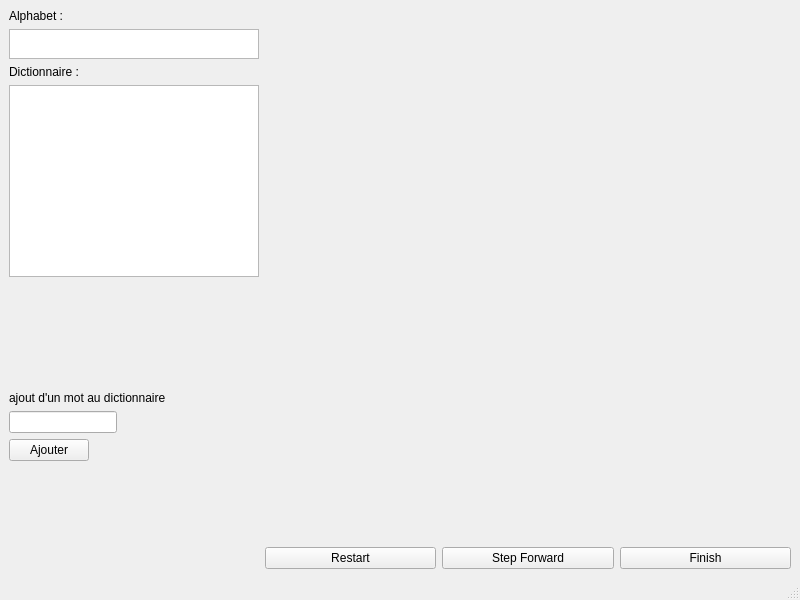
Old version of the form view.ui in the repository Chavau/zero_reversible.
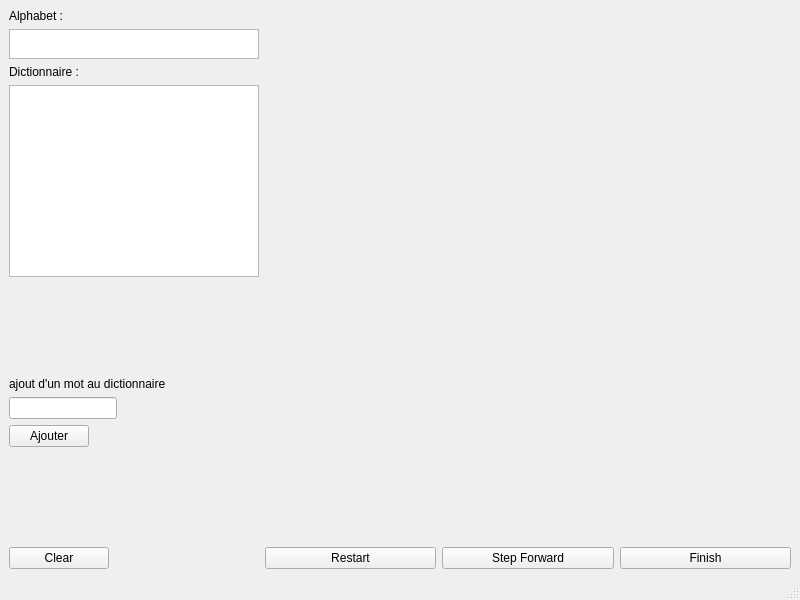
New version of the form.

What changed in the file:
```diff
--- a/view.ui
+++ b/view.ui
@@ -126,6 +126,25 @@
         </property>
        </spacer>
       </item>
+      <item>
+       <widget class="QPushButton" name="b_clear">
+        <property name="sizePolicy">
+         <sizepolicy hsizetype="Minimum" vsizetype="Minimum">
+          <horstretch>0</horstretch>
+          <verstretch>0</verstretch>
+         </sizepolicy>
+        </property>
+        <property name="maximumSize">
+         <size>
+          <width>100</width>
+          <height>16777215</height>
+         </size>
+        </property>
+        <property name="text">
+         <string>Clear</string>
+        </property>
+       </widget>
+      </item>
      </layout>
     </item>
     <item>
```
